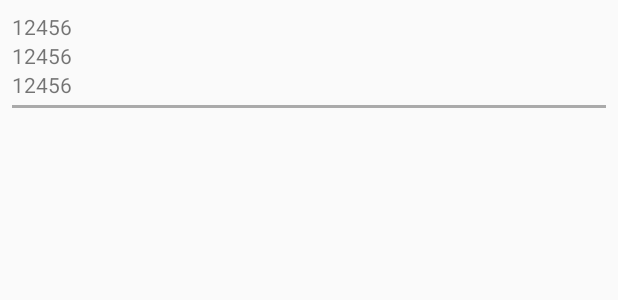
After one commit to cbmsc-diti/firecast-comunidade-android, an Android app: the layout occurencelist_simpleoccurenceitem.xml on its own in the app's theme, with its tools: preview values and no code run, on a phone screen of 412 x 824 dp. The commit adds this screen. Shown: the top 300 px of the screen. Run offline under Robolectric (Android 15) with nearby library versions, the phone set to English and light mode, and no system bars.

Commit message:
Displaying simple list
Displays simple list of Occurences in Florianopolis. Queries data from the server. Needs a little bit of refactoring.

```diff
--- /dev/null
+++ b/app/src/main/res/layout/occurencelist_simpleoccurenceitem.xml
@@ -0,0 +1,37 @@
+<?xml version="1.0" encoding="utf-8"?>
+<LinearLayout
+    xmlns:android="http://schemas.android.com/apk/res/android"
+    xmlns:tools="http://schemas.android.com/tools"
+    android:layout_width="match_parent"
+    android:layout_height="match_parent"
+    android:orientation="vertical"
+    android:padding="8dp">
+
+    <TextView
+        android:id="@+id/simpleoccurenceitem__id"
+        android:layout_width="match_parent"
+        android:layout_height="wrap_content"
+        tools:text="12456"
+        />
+
+    <TextView
+        android:id="@+id/simpleoccurenceitem__type"
+        android:layout_width="match_parent"
+        android:layout_height="wrap_content"
+        tools:text="12456"
+        />
+
+    <TextView
+        android:id="@+id/simpleoccurenceitem__description"
+        android:layout_width="match_parent"
+        android:layout_height="wrap_content"
+        tools:text="12456"
+        />
+
+    <View
+        android:layout_width="match_parent"
+        android:layout_height="2dp"
+        android:background="@android:color/darker_gray"
+        android:layout_marginTop="4dp"/>
+
+</LinearLayout>
```
Also changed, not shown: app/build.gradle (+20 -1 lines), app/src/main/AndroidManifest.xml (+13 -1 lines), app/src/main/java/br/gov/sc/cbm/e193comunitario/data/FirecastApi.java (added, +19 -0 lines), app/src/main/java/br/gov/sc/cbm/e193comunitario/data/FirecastClient.java (added, +38 -0 lines), app/src/main/java/br/gov/sc/cbm/e193comunitario/domain/Occurence.java (added, +63 -0 lines), app/src/main/java/br/gov/sc/cbm/e193comunitario/domain/OccurenceRepository.java (added, +15 -0 lines), app/src/main/java/br/gov/sc/cbm/e193comunitario/injection/Injector.java (added, +33 -0 lines), app/src/main/java/br/gov/sc/cbm/e193comunitario/injection/Provider.java (added, +13 -0 lines), app/src/main/java/br/gov/sc/cbm/e193comunitario/presentation/FirecastApp.java (+21 -0 lines), app/src/main/java/br/gov/sc/cbm/e193comunitario/presentation/components/occurencelist/OccurenceListListView.java (added, +104 -0 lines), app/src/main/java/br/gov/sc/cbm/e193comunitario/presentation/components/occurencelist/OccurenceListPresenter.java (added, +50 -0 lines), app/src/main/java/br/gov/sc/cbm/e193comunitario/presentation/components/occurencelist/OcurrenctListContract.java (added, +33 -0 lines), app/src/main/java/br/gov/sc/cbm/e193comunitario/presentation/screens/list/OccurenceListActivity.java (added, +50 -0 lines), app/src/main/res/layout/occurencelist__activity.xml (added, +22 -0 lines).
